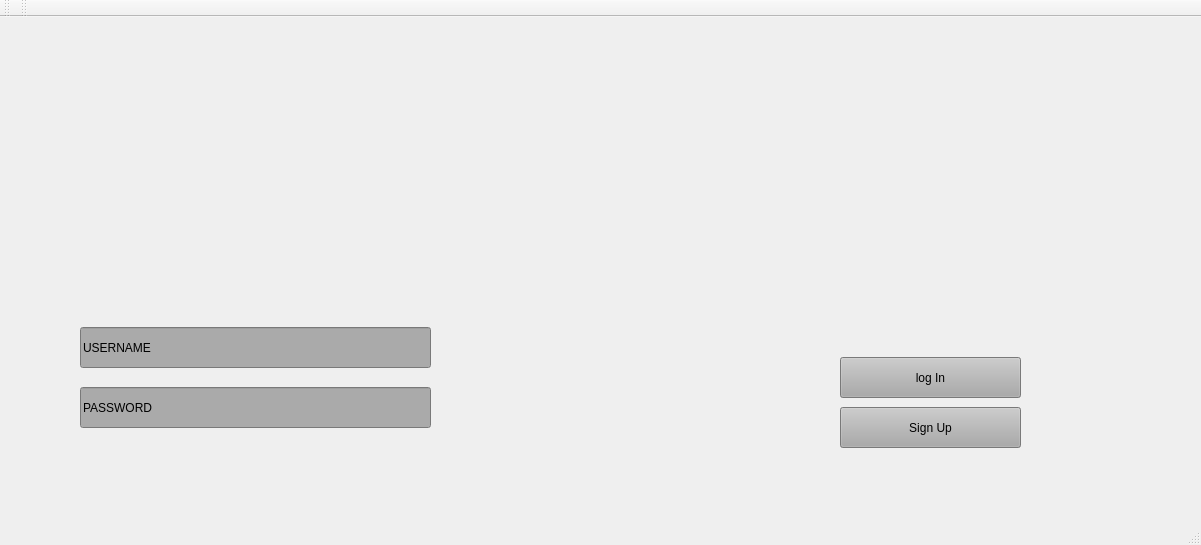
BogdanDeaconu/ProjectModernCpp, file ProjectModernCpp/Client/Client.ui: the form before one commit.
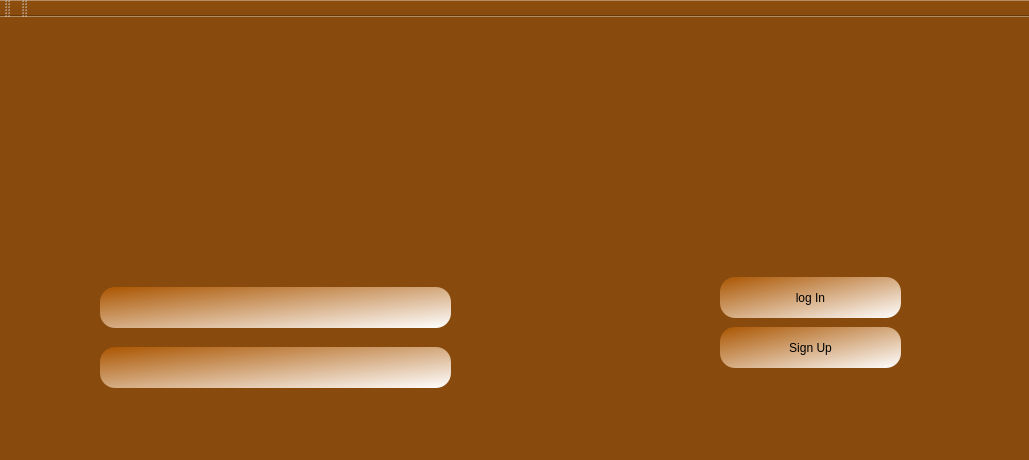
The form after the commit. Icons and pictures are not drawn.

The edit to the form file:
```diff
--- a/ProjectModernCpp/Client/Client.ui
+++ b/ProjectModernCpp/Client/Client.ui
@@ -6,16 +6,15 @@
    <rect>
     <x>0</x>
     <y>0</y>
-    <width>1201</width>
-    <height>545</height>
+    <width>1029</width>
+    <height>460</height>
    </rect>
   </property>
   <property name="windowTitle">
    <string>Client</string>
   </property>
   <property name="styleSheet">
-   <string notr="true">
-background-image: url(:/Client/Ancient_World_Map_D.jpg);
+   <string notr="true">background-color: rgb(136, 75, 13);
 
 
 
@@ -25,14 +24,15 @@
    <widget class="QPushButton" name="LogInButton">
     <property name="geometry">
      <rect>
-      <x>840</x>
-      <y>340</y>
+      <x>720</x>
+      <y>260</y>
       <width>181</width>
       <height>41</height>
      </rect>
     </property>
     <property name="styleSheet">
-     <string notr="true">background-color: rgb(170, 170, 170);</string>
+     <string notr="true">background-color: qlineargradient(spread:pad, x1:0, y1:0, x2:1, y2:1, stop:0 rgba(170, 85, 0, 255), stop:1 rgba(255, 255, 255, 255));
+border-radius: 15px</string>
     </property>
     <property name="text">
      <string>log In</string>
@@ -41,14 +41,15 @@
    <widget class="QPushButton" name="SignUpButton">
     <property name="geometry">
      <rect>
-      <x>840</x>
-      <y>390</y>
+      <x>720</x>
+      <y>310</y>
       <width>181</width>
       <height>41</height>
      </rect>
     </property>
     <property name="styleSheet">
-     <string notr="true">background-color: rgb(170, 170, 170);</string>
+     <string notr="true">background-color: qlineargradient(spread:pad, x1:0, y1:0, x2:1, y2:1, stop:0 rgba(170, 85, 0, 255), stop:1 rgba(255, 255, 255, 255));
+border-radius: 15px</string>
     </property>
     <property name="text">
      <string>Sign Up</string>
@@ -57,46 +58,82 @@
    <widget class="QLineEdit" name="UsernameLineEdit">
     <property name="geometry">
      <rect>
-      <x>80</x>
-      <y>310</y>
+      <x>100</x>
+      <y>270</y>
       <width>351</width>
       <height>41</height>
      </rect>
     </property>
     <property name="styleSheet">
-     <string notr="true">background-color: rgb(170, 170, 170);</string>
+     <string notr="true">background-color: qlineargradient(spread:pad, x1:0, y1:0, x2:1, y2:1, stop:0 rgba(170, 85, 0, 255), stop:1 rgba(255, 255, 255, 255));
+border-radius: 15px</string>
     </property>
     <property name="text">
-     <string>USERNAME</string>
+     <string/>
     </property>
    </widget>
    <widget class="QLineEdit" name="PasswordLineEdit">
     <property name="geometry">
      <rect>
-      <x>80</x>
-      <y>370</y>
+      <x>100</x>
+      <y>330</y>
       <width>351</width>
       <height>41</height>
      </rect>
     </property>
     <property name="styleSheet">
-     <string notr="true">background-color: rgb(170, 170, 170);</string>
+     <string notr="true">background-color: qlineargradient(spread:pad, x1:0, y1:0, x2:1, y2:1, stop:0 rgba(170, 85, 0, 255), stop:1 rgba(255, 255, 255, 255));
+border-radius: 15px</string>
     </property>
     <property name="text">
-     <string>PASSWORD</string>
+     <string/>
+    </property>
+   </widget>
+   <widget class="QFrame" name="frame">
+    <property name="geometry">
+     <rect>
+      <x>230</x>
+      <y>20</y>
+      <width>571</width>
+      <height>121</height>
+     </rect>
+    </property>
+    <property name="styleSheet">
+     <string notr="true">image: url(:/Client/triviador-logo.png);
+border-radius: 15px</string>
+    </property>
+    <property name="frameShape">
+     <enum>QFrame::StyledPanel</enum>
+    </property>
+    <property name="frameShadow">
+     <enum>QFrame::Raised</enum>
     </property>
    </widget>
    <widget class="QWidget" name="widget" native="true">
     <property name="geometry">
      <rect>
-      <x>270</x>
-      <y>0</y>
-      <width>551</width>
-      <height>81</height>
+      <x>60</x>
+      <y>270</y>
+      <width>31</width>
+      <height>41</height>
      </rect>
     </property>
     <property name="styleSheet">
-     <string notr="true">image: url(:/Client/triviador-logo.png);</string>
+     <string notr="true">image: url(:/Client/png-transparent-computer-icons-user-profile-username-avatar-username-user-profile-thumbnail.png);
+image: url(:/Client/972105c5a775f38cf33d3924aea053f1.jpg);</string>
+    </property>
+   </widget>
+   <widget class="QWidget" name="widget_2" native="true">
+    <property name="geometry">
+     <rect>
+      <x>60</x>
+      <y>330</y>
+      <width>31</width>
+      <height>31</height>
+     </rect>
+    </property>
+    <property name="styleSheet">
+     <string notr="true">image: url(:/Client/imgbin-computer-icons-password-login-user-padlock-Mqgd4GbJEqVnXkeBYtYt28PkN.jpg);</string>
     </property>
    </widget>
   </widget>
```
Left out of the diff: 2 changed lines with no effect on the pictures.
